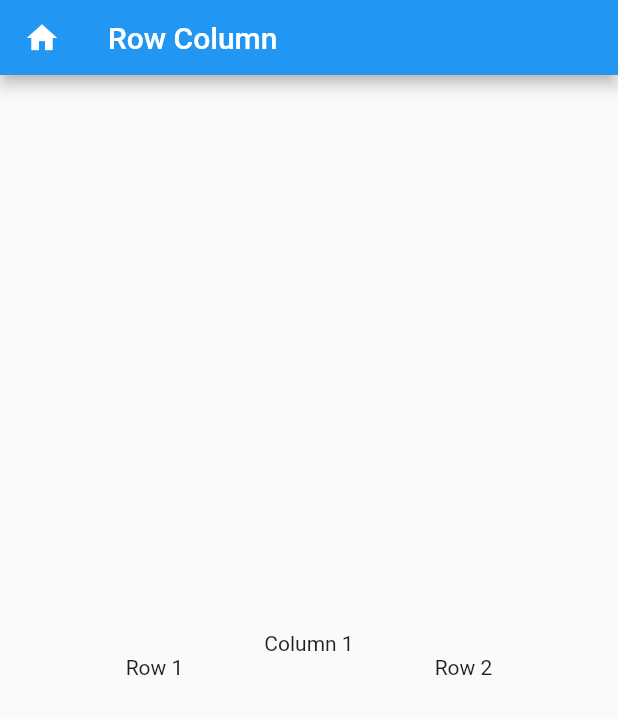
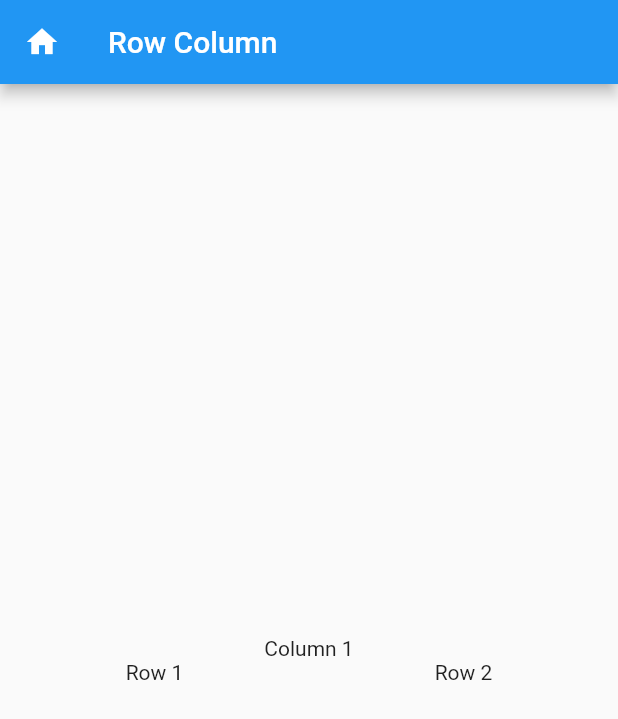
Before and after one commit to zlfzx/flutteria, a Flutter app: the MainRowColumn screen opened directly, on a phone screen of 412 x 824 dp. Shown: the top 719 px of the screen. Run offline on Flutter 3.47's test engine with Material 2 defaults, Android fonts, the phone set to English and light mode, and no system bars.

Commit message:
add widgets

```diff
--- a/lib/module/row_column/main_row_column.dart
+++ b/lib/module/row_column/main_row_column.dart
@@ -1,4 +1,3 @@
-import 'package:belajar_flutter/home.dart';
 import 'package:belajar_flutter/widgets/home_appbar.dart';
 import 'package:flutter/material.dart';
 
--- a/lib/widgets/home_appbar.dart
+++ b/lib/widgets/home_appbar.dart
@@ -5,7 +5,7 @@ class HomeAppbar extends StatelessWidget implements PreferredSizeWidget {
   @override
   // ignore: todo
   // TODO: implement preferredSize
-  Size get preferredSize => const Size.fromHeight(50);
+  Size get preferredSize => const Size.fromHeight(kToolbarHeight);
 
   final String text;
 
```
